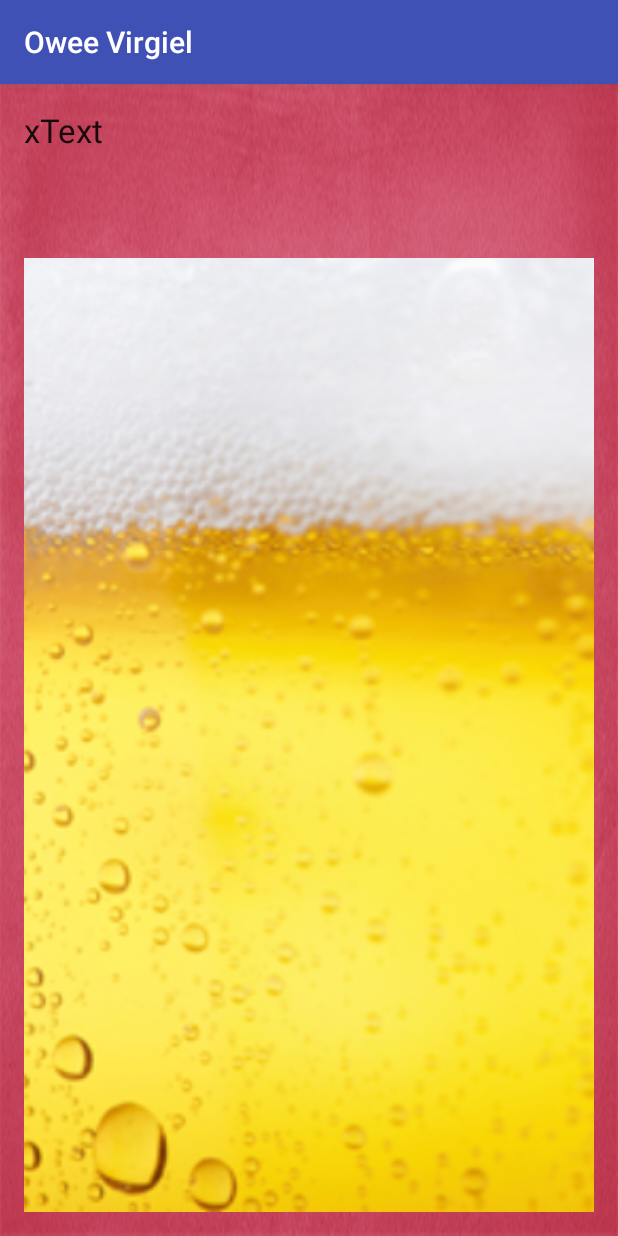
After one commit to JaspervanTilburg/VirgielOwee2016, an Android app: the BiertjeActivity screen opened directly, with no data from a screen before it, on a phone screen of 412 x 824 dp. The commit adds this screen. Run offline under Robolectric (Android 15) with nearby library versions, the phone set to English and light mode, and no system bars.

```diff
--- a/app/build.gradle
+++ b/app/build.gradle
@@ -25,4 +25,5 @@ dependencies {
     compile 'com.android.support:appcompat-v7:23.4.0'
     compile 'com.android.support:design:23.4.0'
     compile 'com.android.support:support-v4:23.4.0'
+    compile 'com.github.markushi:circlebutton:1.1'
 }
--- a/app/src/main/AndroidManifest.xml
+++ b/app/src/main/AndroidManifest.xml
@@ -4,10 +4,10 @@
 
     <application
         android:allowBackup="true"
+        android:hardwareAccelerated="true"
         android:icon="@drawable/logo_launcher"
         android:label="@string/app_name"
         android:supportsRtl="true"
-        android:hardwareAccelerated="true"
         android:theme="@style/AppTheme">
         <activity
             android:name=".MainActivity"
@@ -19,6 +19,7 @@
                 <category android:name="android.intent.category.LAUNCHER" />
             </intent-filter>
         </activity>
+        <activity android:name=".BiertjeActivity"></activity>
     </application>
 
 </manifest>
--- /dev/null
+++ b/app/src/main/java/com/example/jasper/virgielowee2016/BiertjeActivity.java
@@ -0,0 +1,79 @@
+package com.example.jasper.virgielowee2016;
+
+import android.graphics.Matrix;
+import android.hardware.Sensor;
+import android.hardware.SensorEvent;
+import android.hardware.SensorEventListener;
+import android.hardware.SensorManager;
+import android.support.v7.app.AppCompatActivity;
+import android.os.Bundle;
+import android.view.View;
+import android.view.Window;
+import android.view.WindowManager;
+import android.widget.ImageView;
+import android.widget.TextView;
+
+public class BiertjeActivity extends AppCompatActivity implements SensorEventListener{
+
+    private TextView xText, yText, zText;
+    private float maxRotation;
+    private ImageView imageView;
+    private Sensor acceleroMeter;
+    private Sensor magnetoMeter;
+    private SensorManager sensorManager;
+
+
+    @Override
+    protected void onCreate(Bundle savedInstanceState) {
+        super.onCreate(savedInstanceState);
+        requestWindowFeature(Window.FEATURE_NO_TITLE);
+        getWindow().setFlags(WindowManager.LayoutParams.FLAG_FULLSCREEN,
+                WindowManager.LayoutParams.FLAG_FULLSCREEN);
+        setContentView(R.layout.activity_biertje);
+
+        sensorManager = (SensorManager) getSystemService(SENSOR_SERVICE);
+        acceleroMeter = sensorManager.getDefaultSensor(Sensor.TYPE_ACCELEROMETER);
+        sensorManager.registerListener(this, acceleroMeter, sensorManager.SENSOR_DELAY_NORMAL);
+
+        maxRotation = 35;
+        xText = (TextView) findViewById(R.id.x_text);
+        /*yText = (TextView) findViewById(R.id.y_text);
+        zText = (TextView) findViewById(R.id.z_text);*/
+        imageView = (ImageView) findViewById(R.id.img_biertje);
+    }
+
+    @Override
+    public void onSensorChanged(SensorEvent sensorEvent) {
+        /*yText.setText("Y: " + sensorEvent.values[1]);
+        zText.setText("Z: " + sensorEvent.values[2]);*/
+
+        float[] g = new float[3];
+        g = sensorEvent.values.clone();
+        double norm_Of_g = Math.sqrt(g[0] * g[0] + g[1] * g[1] + g[2] * g[2]);
+
+        g[0] = (float) (g[0] / norm_Of_g);
+        g[1] = (float) (g[1] / norm_Of_g);
+        g[2] = (float) (g[2] / norm_Of_g);
+
+        float rotation = (float) Math.toDegrees(Math.atan2(g[0], g[1]));
+        xText.setText("X: " + rotation);
+
+        Matrix matrix = new Matrix();
+        imageView.setScaleType(ImageView.ScaleType.MATRIX);
+        int padding = (int) (100 + (maxRotation - 35) * 7.5);
+        if (Math.abs(rotation) > maxRotation) {
+            matrix.postRotate(rotation, imageView.getWidth(), padding);
+            maxRotation = Math.abs(rotation);
+        } else {
+            matrix.postRotate(rotation, imageView.getWidth() / 2, padding);
+        }
+        imageView.setImageMatrix(matrix);
+        imageView.setPadding(0, padding, 0, 0);
+        System.out.println("Padding: " + padding + ", MaxRotation: " + maxRotation);
+    }
+
+    @Override
+    public void onAccuracyChanged(Sensor sensor, int i) {
+
+    }
+}
--- /dev/null
+++ b/app/src/main/res/layout/activity_biertje.xml
@@ -0,0 +1,50 @@
+<?xml version="1.0" encoding="utf-8"?>
+<RelativeLayout xmlns:android="http://schemas.android.com/apk/res/android"
+    xmlns:tools="http://schemas.android.com/tools"
+    android:layout_width="match_parent"
+    android:layout_height="match_parent"
+    android:paddingBottom="@dimen/activity_vertical_margin"
+    android:paddingLeft="@dimen/activity_horizontal_margin"
+    android:paddingRight="@dimen/activity_horizontal_margin"
+    android:paddingTop="@dimen/activity_vertical_margin"
+    android:background="@drawable/achtergrond"
+    tools:context="com.example.jasper.virgielowee2016.BiertjeActivity">
+
+    <TextView
+        android:layout_width="wrap_content"
+        android:layout_height="wrap_content"
+        android:textAppearance="?android:attr/textAppearanceLarge"
+        android:id="@+id/x_text"
+        android:layout_alignParentTop="true"
+        android:text="xText" />
+
+    <!--     <TextView
+         android:layout_width="wrap_content"
+         android:layout_height="wrap_content"
+         android:textAppearance="?android:attr/textAppearanceLarge"
+         android:text="yText"
+         android:id="@+id/y_text"
+         android:layout_below="@+id/x_text"
+         android:layout_centerHorizontal="true"
+         android:layout_marginTop="75dp" />
+
+     <TextView
+         android:layout_width="wrap_content"
+         android:layout_height="wrap_content"
+         android:textAppearance="?android:attr/textAppearanceLarge"
+         android:text="zText"
+         android:id="@+id/z_text"
+         android:layout_below="@+id/y_text"
+         android:layout_centerHorizontal="true"
+         android:layout_marginTop="73dp" />-->
+    <ImageView
+        android:layout_width="fill_parent"
+        android:layout_height="fill_parent"
+        android:id="@+id/img_biertje"
+        android:src="@drawable/biertje"
+        android:scaleType="centerCrop"
+        android:paddingTop="100dp"
+        android:layout_alignParentTop="true"
+        android:layout_alignParentLeft="true"
+        android:layout_alignParentStart="true" />
+</RelativeLayout>
--- a/app/src/main/res/layout/fragment_lineup.xml
+++ b/app/src/main/res/layout/fragment_lineup.xml
@@ -11,9 +11,9 @@
         android:id="@+id/tab_layout"
         app:tabGravity="fill"
         app:tabMode="fixed"
-        android:background="@color/accent_material_dark"
-        app:tabIndicatorColor="@color/colorPrimary"
-        app:tabSelectedTextColor="#2ECCFA"
+        android:background="#5fafc1"
+        app:tabIndicatorColor="#7acdf4"
+        app:tabSelectedTextColor="#7acdf4"
         app:tabTextColor="#FFFFFF"
         android:layout_width="match_parent"
         android:layout_height="wrap_content">
```
Also changed, not shown: app/src/main/java/com/example/jasper/virgielowee2016/MainActivity.java (+80 -10 lines), app/src/main/java/com/example/jasper/virgielowee2016/SelfieFragment.java (added, +64 -0 lines), app/src/main/res/layout/content_main.xml (deleted, +0 -24 lines), app/src/main/res/layout/fragment_selfie.xml (added, +26 -0 lines), app/src/main/res/menu/activity_main_drawer.xml (+6 -3 lines), app/src/main/res/drawable/biertje.jpg (added), app/src/main/res/drawable/biertje_gif.gif (added), app/src/main/res/drawable/photobutton.png (added).
